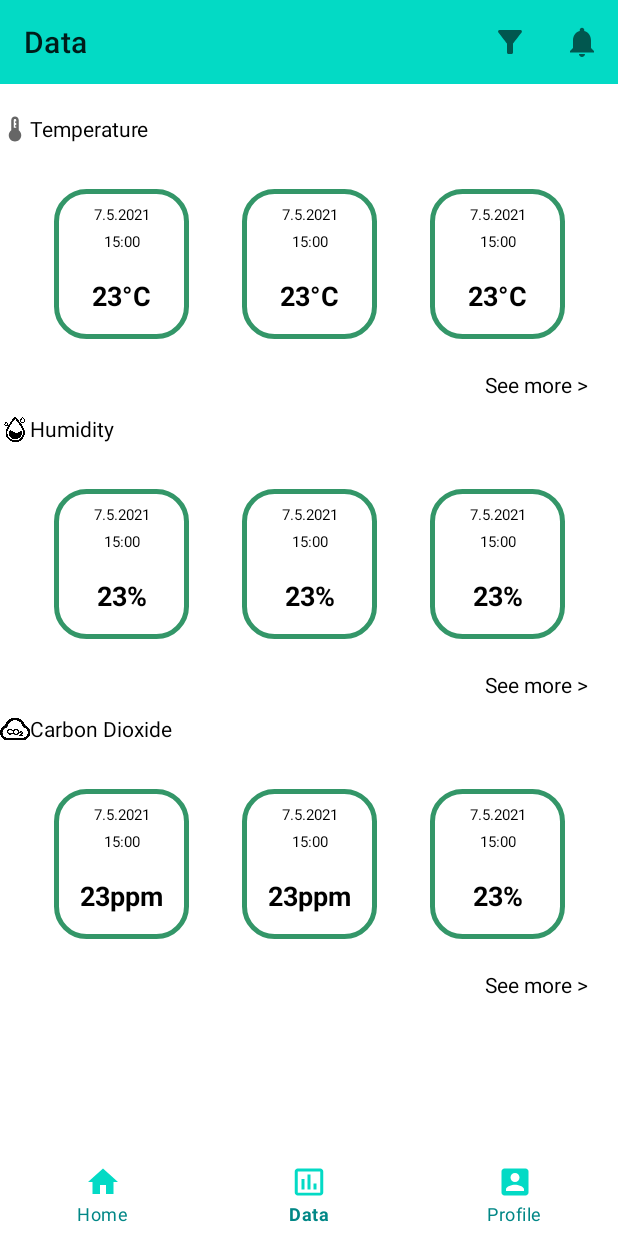
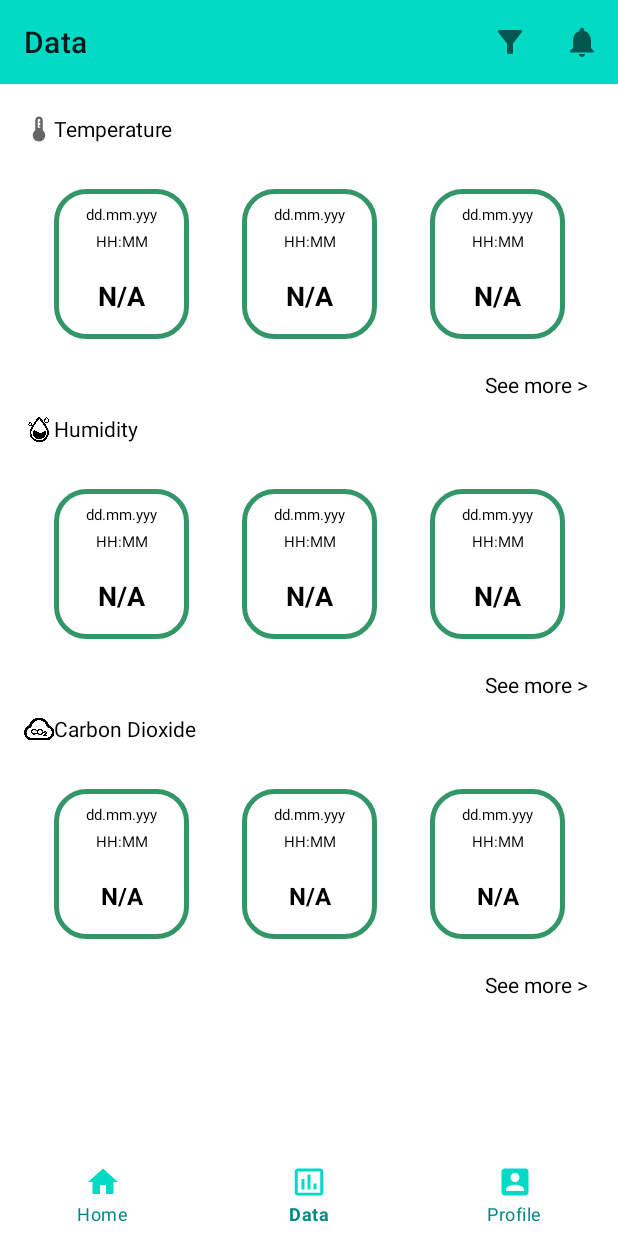
Before and after one commit to via-group-10/gh-android-app, an Android app: the DataFragment screen opened through its navigation route, on a phone screen of 412 x 824 dp. Run offline under Robolectric (Android 15) with nearby library versions, the phone set to English and light mode, and no system bars; our stand-ins replace navigation-ui.

Commit message:
Data layout updated

```diff
--- a/app/src/main/java/com/example/grinhouseapp/webservices/MeasurementApi.java
+++ b/app/src/main/java/com/example/grinhouseapp/webservices/MeasurementApi.java
@@ -5,9 +5,11 @@ import java.util.List;
 
 import retrofit2.Call;
 import retrofit2.http.GET;
-import retrofit2.http.Path;
 
 public interface MeasurementApi {
+    /****************
+     * Measurements *
+     ****************/
     @GET("api/measurement")
     Call<List<MeasurementResponse>> getAllMeasurements();
     @GET("api/measurement/latest")
@@ -18,4 +20,15 @@ public interface MeasurementApi {
     Call<List<MeasurementResponse>> getHumidityMeasurement();
     @GET("api/measurement/carbon-dioxide")
     Call<List<MeasurementResponse>> getCarbonDioxideMeasurement();
+
+    /************
+     * Profiles *
+     ************/
+    @GET("api/profile")
+    Call<List<ThresholdProfile>> getProfiles();
+    @GET("api/profile/current")
+    Call<ThresholdProfile> getCurrentProfile();
+    /*@DELETE("api/profile/{id}")
+    @POST("api/profile")
+    @PUT("api/profile")*/
 }
--- a/app/src/main/java/com/example/grinhouseapp/webservices/Profile.java
+++ b/app/src/main/java/com/example/grinhouseapp/webservices/ThresholdProfile.java
@@ -1,6 +1,6 @@
 package com.example.grinhouseapp.webservices;
 
-public class Profile {
+public class ThresholdProfile {
     private String profileName;
     private float minTempValue;
     private float maxTempValue;
@@ -9,7 +9,7 @@ public class Profile {
     private float minCdValue;
     private float maxCdValue;
 
-    public Profile(String profileName, float minTempValue, float maxTempValue, float minHumValue, float maxHumValue, float minCdValue, float maxCdValue)
+    public ThresholdProfile(String profileName, float minTempValue, float maxTempValue, float minHumValue, float maxHumValue, float minCdValue, float maxCdValue)
     {
         this.profileName = profileName;
         this.minTempValue = minTempValue;
--- a/app/src/main/res/layout/fragment_data.xml
+++ b/app/src/main/res/layout/fragment_data.xml
@@ -42,6 +42,7 @@
             android:id="@+id/thermostat"
             android:layout_width="20dp"
             android:layout_height="20dp"
+            android:layout_marginStart="16dp"
             android:src="@drawable/ic_thermostat"
             app:layout_constraintStart_toStartOf="parent"
             app:layout_constraintTop_toTopOf="parent" />
@@ -70,9 +71,9 @@
             android:id="@+id/temperatureDate1"
             android:layout_width="wrap_content"
             android:layout_height="wrap_content"
-            android:text="7.5.2021"
+            android:text="dd.mm.yyy"
             android:layout_marginTop="10dp"
-            android:textSize="10dp"
+            android:textSize="10sp"
             android:textColor="#000"
             app:layout_constraintEnd_toEndOf="@+id/rectangle1"
             app:layout_constraintStart_toStartOf="@+id/rectangle1"
@@ -82,8 +83,8 @@
             android:id="@+id/temperatureTime1"
             android:layout_width="wrap_content"
             android:layout_height="wrap_content"
-            android:text="15:00"
-            android:textSize="10dp"
+            android:text="HH:MM"
+            android:textSize="10sp"
             android:layout_marginTop="4dp"
             android:textColor="#000"
             app:layout_constraintEnd_toEndOf="@+id/rectangle1"
@@ -94,8 +95,8 @@
             android:id="@+id/temperatureValue1"
             android:layout_width="wrap_content"
             android:layout_height="wrap_content"
-            android:text="23°C"
-            android:textSize="18dp"
+            android:text="N/A"
+            android:textSize="18sp"
             android:textColor="#000"
             android:textStyle="bold"
             app:layout_constraintBottom_toBottomOf="@+id/rectangle1"
@@ -118,9 +119,9 @@
             android:id="@+id/temperatureDate2"
             android:layout_width="wrap_content"
             android:layout_height="wrap_content"
-            android:text="7.5.2021"
+            android:text="dd.mm.yyy"
             android:layout_marginTop="10dp"
-            android:textSize="10dp"
+            android:textSize="10sp"
             android:textColor="#000"
             app:layout_constraintEnd_toEndOf="@+id/rectangle2"
             app:layout_constraintStart_toStartOf="@+id/rectangle2"
@@ -130,8 +131,8 @@
             android:id="@+id/temperatureTime2"
             android:layout_width="wrap_content"
             android:layout_height="wrap_content"
-            android:text="15:00"
-            android:textSize="10dp"
+            android:text="HH:MM"
+            android:textSize="10sp"
             android:textColor="#000"
             android:layout_marginTop="4dp"
             app:layout_constraintEnd_toEndOf="@+id/rectangle2"
@@ -142,8 +143,8 @@
             android:id="@+id/temperatureValue2"
             android:layout_width="wrap_content"
             android:layout_height="wrap_content"
-            android:text="23°C"
-            android:textSize="18dp"
+            android:text="N/A"
+            android:textSize="18sp"
             android:textColor="#000"
             android:textStyle="bold"
             app:layout_constraintBottom_toBottomOf="@+id/rectangle2"
@@ -166,9 +167,9 @@
             android:id="@+id/temperatureDate3"
             android:layout_width="wrap_content"
             android:layout_height="wrap_content"
-            android:text="7.5.2021"
+            android:text="dd.mm.yyy"
             android:layout_marginTop="10dp"
-            android:textSize="10dp"
+            android:textSize="10sp"
             android:textColor="#000"
             app:layout_constraintEnd_toEndOf="@+id/rectangle3"
             app:layout_constraintStart_toStartOf="@+id/rectangle3"
@@ -178,8 +179,8 @@
             android:id="@+id/temperatureTime3"
             android:layout_width="wrap_content"
             android:layout_height="wrap_content"
-            android:text="15:00"
-            android:textSize="10dp"
+            android:text="HH:MM"
+            android:textSize="10sp"
             android:textColor="#000"
             android:layout_marginTop="4dp"
             app:layout_constraintEnd_toEndOf="@+id/rectangle3"
@@ -190,8 +191,8 @@
             android:id="@+id/temperatureValue3"
             android:layout_width="wrap_content"
             android:layout_height="wrap_content"
-            android:text="23°C"
-            android:textSize="18dp"
+            android:text="N/A"
+            android:textSize="18sp"
             android:textColor="#000"
             android:textStyle="bold"
             app:layout_constraintBottom_toBottomOf="@+id/rectangle3"
@@ -226,6 +227,7 @@
             android:layout_width="20dp"
             android:layout_height="20dp"
             android:src="@drawable/drop"
+            android:layout_marginStart="16dp"
             app:layout_constraintStart_toStartOf="parent"
             app:layout_constraintTop_toTopOf="parent" />
 
@@ -253,9 +255,9 @@
             android:id="@+id/humidityDate1"
             android:layout_width="wrap_content"
             android:layout_height="wrap_content"
-            android:text="7.5.2021"
+            android:text="dd.mm.yyy"
             android:layout_marginTop="10dp"
-            android:textSize="10dp"
+            android:textSize="10sp"
             android:textColor="#000"
             app:layout_constraintEnd_toEndOf="@+id/rectangleHumidity1"
             app:layout_constraintStart_toStartOf="@+id/rectangleHumidity1"
@@ -265,8 +267,8 @@
             android:id="@+id/HumidityTime1"
             android:layout_width="wrap_content"
             android:layout_height="wrap_content"
-            android:text="15:00"
-            android:textSize="10dp"
+            android:text="HH:MM"
+            android:textSize="10sp"
             android:textColor="#000"
             android:layout_marginTop="4dp"
             app:layout_constraintEnd_toEndOf="@+id/rectangleHumidity1"
@@ -277,8 +279,8 @@
             android:id="@+id/HumidityValue1"
             android:layout_width="wrap_content"
             android:layout_height="wrap_content"
-            android:text="23%"
-            android:textSize="18dp"
+            android:text="N/A"
+            android:textSize="18sp"
             android:textColor="#000"
             android:textStyle="bold"
             app:layout_constraintBottom_toBottomOf="@+id/rectangleHumidity1"
@@ -301,9 +303,9 @@
             android:id="@+id/humidityDate2"
             android:layout_width="wrap_content"
             android:layout_height="wrap_content"
-            android:text="7.5.2021"
+            android:text="dd.mm.yyy"
             android:layout_marginTop="10dp"
-            android:textSize="10dp"
+            android:textSize="10sp"
             android:textColor="#000"
             app:layout_constraintEnd_toEndOf="@+id/rectangleHumidity2"
             app:layout_constraintStart_toStartOf="@+id/rectangleHumidity2"
@@ -313,8 +315,8 @@
             android:id="@+id/humidityTime2"
             android:layout_width="wrap_content"
             android:layout_height="wrap_content"
-            android:text="15:00"
-            android:textSize="10dp"
+            android:text="HH:MM"
+            android:textSize="10sp"
             android:textColor="#000"
             android:layout_marginTop="4dp"
             app:layout_constraintEnd_toEndOf="@+id/rectangleHumidity2"
@@ -325,8 +327,8 @@
             android:id="@+id/humidityValue2"
             android:layout_width="wrap_content"
             android:layout_height="wrap_content"
-            android:text="23%"
-            android:textSize="18dp"
+            android:text="N/A"
+            android:textSize="18sp"
             android:textColor="#000"
             android:textStyle="bold"
             app:layout_constraintBottom_toBottomOf="@+id/rectangleHumidity2"
@@ -349,9 +351,9 @@
             android:id="@+id/humidityDate3"
             android:layout_width="wrap_content"
             android:layout_height="wrap_content"
-            android:text="7.5.2021"
+            android:text="dd.mm.yyy"
             android:layout_marginTop="10dp"
-            android:textSize="10dp"
+            android:textSize="10sp"
             android:textColor="#000"
             app:layout_constraintEnd_toEndOf="@+id/rectangleHumidity3"
             app:layout_constraintStart_toStartOf="@+id/rectangleHumidity3"
@@ -361,8 +363,8 @@
             android:id="@+id/humidityTime3"
             android:layout_width="wrap_content"
             android:layout_height="wrap_content"
-            android:text="15:00"
-            android:textSize="10dp"
+            android:text="HH:MM"
+            android:textSize="10sp"
             android:layout_marginTop="4dp"
             android:textColor="#000"
             app:layout_constraintEnd_toEndOf="@+id/rectangleHumidity3"
@@ -373,8 +375,8 @@
             android:id="@+id/humidityValue3"
             android:layout_width="wrap_content"
             android:layout_height="wrap_content"
-            android:text="23%"
-            android:textSize="18dp"
+            android:text="N/A"
+            android:textSize="18sp"
             android:textColor="#000"
             android:textStyle="bold"
             app:layout_constraintBottom_toBottomOf="@+id/rectangleHumidity3"
@@ -409,6 +411,7 @@
             android:layout_width="20dp"
             android:layout_height="20dp"
             android:src="@drawable/co2"
+            android:layout_marginStart="16dp"
             app:layout_constraintStart_toStartOf="parent"
             app:layout_constraintTop_toTopOf="parent" />
 
@@ -436,9 +439,9 @@
             android:id="@+id/CO2Date1"
             android:layout_width="wrap_content"
             android:layout_height="wrap_content"
-            android:text="7.5.2021"
+            android:text="dd.mm.yyy"
             android:layout_marginTop="10dp"
-            android:textSize="10dp"
+            android:textSize="10sp"
             android:textColor="#000"
             app:layout_constraintEnd_toEndOf="@+id/rectangleCO21"
             app:layout_constraintStart_toStartOf="@+id/rectangleCO21"
@@ -448,8 +451,8 @@
             android:id="@+id/CO2Time1"
             android:layout_width="wrap_content"
             android:layout_height="wrap_content"
-            android:text="15:00"
-            android:textSize="10dp"
+            android:text="HH:MM"
+            android:textSize="10sp"
             android:textColor="#000"
             android:layout_marginTop="4dp"
             app:layout_constraintEnd_toEndOf="@+id/rectangleCO21"
@@ -460,8 +463,8 @@
             android:id="@+id/CO2Value1"
             android:layout_width="wrap_content"
             android:layout_height="wrap_content"
-            android:text="23ppm"
-            android:textSize="18dp"
+            android:text="N/A"
+            android:textSize="16sp"
             android:textColor="#000"
             android:textStyle="bold"
             app:layout_constraintBottom_toBottomOf="@+id/rectangleCO21"
@@ -484,9 +487,9 @@
             android:id="@+id/CO2Date2"
             android:layout_width="wrap_content"
             android:layout_height="wrap_content"
-            android:text="7.5.2021"
+            android:text="dd.mm.yyy"
             android:layout_marginTop="10dp"
-            android:textSize="10dp"
+            android:textSize="10sp"
             android:textColor="#000"
             app:layout_constraintEnd_toEndOf="@+id/rectangleCO22"
             app:layout_constraintStart_toStartOf="@+id/rectangleCO22"
@@ -496,8 +499,8 @@
             android:id="@+id/CO2Time2"
             android:layout_width="wrap_content"
             android:layout_height="wrap_content"
-            android:text="15:00"
-            android:textSize="10dp"
+            android:text="HH:MM"
+            android:textSize="10sp"
             android:textColor="#000"
             android:layout_marginTop="4dp"
             app:layout_constraintEnd_toEndOf="@+id/rectangleCO22"
@@ -508,8 +511,8 @@
             android:id="@+id/CO2Value2"
             android:layout_width="wrap_content"
             android:layout_height="wrap_content"
-            android:text="23ppm"
-            android:textSize="18dp"
+            android:text="N/A"
+            android:textSize="16sp"
             android:textColor="#000"
             android:textStyle="bold"
             app:layout_constraintBottom_toBottomOf="@+id/rectangleCO22"
@@ -532,9 +535,9 @@
             android:id="@+id/CO2Date3"
             android:layout_width="wrap_content"
             android:layout_height="wrap_content"
-            android:text="7.5.2021"
+            android:text="dd.mm.yyy"
             android:layout_marginTop="10dp"
-            android:textSize="10dp"
+            android:textSize="10sp"
             android:textColor="#000"
             app:layout_constraintEnd_toEndOf="@+id/rectangleCO23"
             app:layout_constraintStart_toStartOf="@+id/rectangleCO23"
@@ -544,8 +547,8 @@
             android:id="@+id/CO2Time3"
             android:layout_width="wrap_content"
             android:layout_height="wrap_content"
-            android:text="15:00"
-            android:textSize="10dp"
+            android:text="HH:MM"
+            android:textSize="10sp"
             android:layout_marginTop="4dp"
             android:textColor="#000"
             app:layout_constraintEnd_toEndOf="@+id/rectangleCO23"
@@ -556,8 +559,8 @@
             android:id="@+id/CO2Value3"
             android:layout_width="wrap_content"
             android:layout_height="wrap_content"
-            android:text="23%"
-            android:textSize="18dp"
+            android:text="N/A"
+            android:textSize="16sp"
             android:textColor="#000"
             android:textStyle="bold"
             app:layout_constraintBottom_toBottomOf="@+id/rectangleCO23"
```
